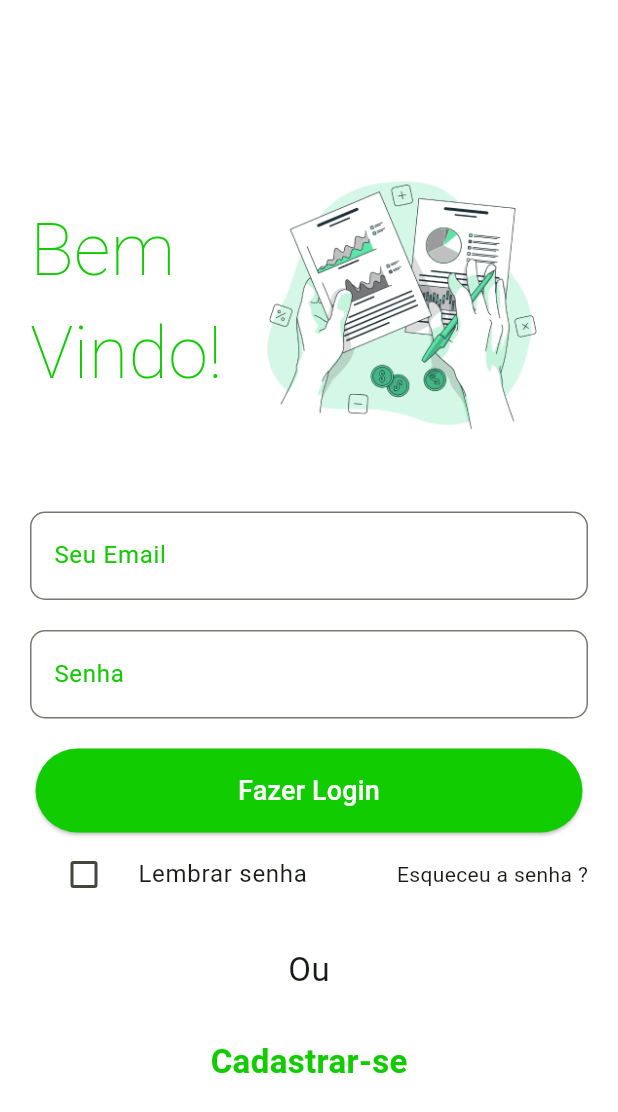
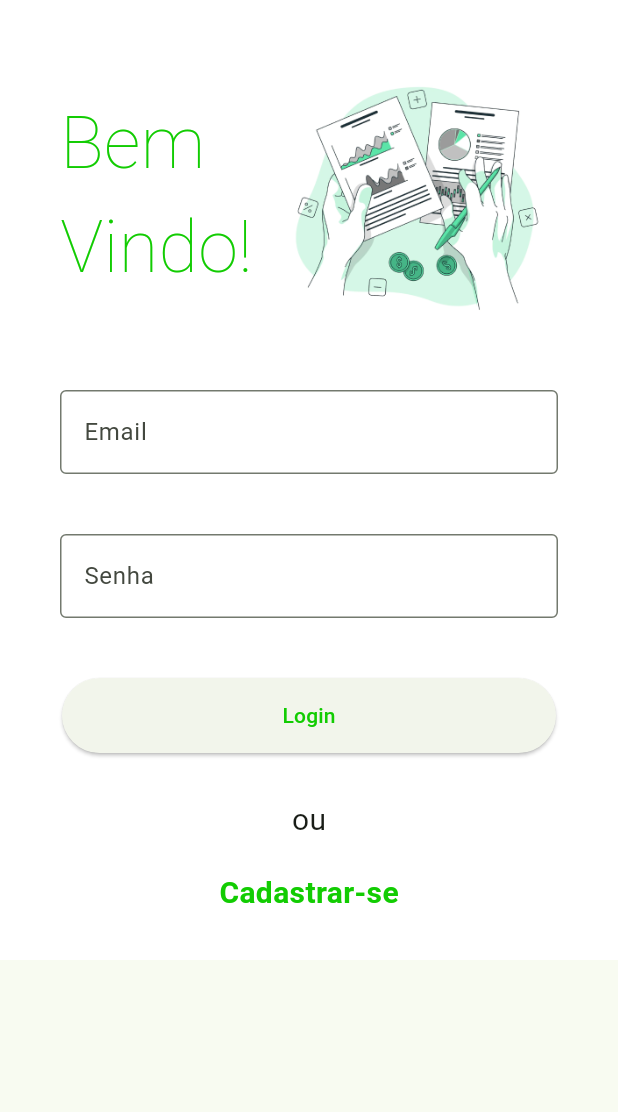
Before and after one commit to asaph32/DesenvolvimentoAppFinancas, a Flutter app: the screen it shows after launch, on a phone screen of 412 x 824 dp. Shown: the top 1112 px of the screen. Run offline on Flutter 3.47's test engine with Material 2 defaults, Android fonts, the phone set to English and light mode, and no system bars.

Commit message:
Alterações no form de login

```diff
--- a/app_financas/lib/pages/loginPage/login.dart
+++ b/app_financas/lib/pages/loginPage/login.dart
@@ -9,25 +9,28 @@ class LoginPage extends StatefulWidget {
 
 class _LoginPageState extends State<LoginPage> {
 
-  bool _marcado = false;
-
   void funcaoTeste() {
-   print('clicou');
+    debugPrint("clicou");
   }
 
   @override
   Widget build(BuildContext context) {
     return Scaffold(
-      body: Container(
+      body: SingleChildScrollView(
+        child: Container(
           color: Theme.of(context).colorScheme.secondary,
           padding: const EdgeInsets.all(20),
+          child: Form(
+            // key: formkey,
             child: Column(
               mainAxisAlignment: MainAxisAlignment.center,
               children: [
-            Row(
-              children:  [
+                Padding(
+                  padding: const EdgeInsets.all(20),
+                  child: Row(
+                    children: [
                       Text(
-                  "Bem \nVindo!",
+                        "Bem\nVindo!",
                         style: TextStyle(
                           color: Theme.of(context).colorScheme.primary,
                           fontWeight: FontWeight.w200,
@@ -38,103 +41,69 @@ class _LoginPageState extends State<LoginPage> {
                       const SizedBox(width: 20),
                       const Image(
                         image: AssetImage('assets/imgs/graficos.png'),
-                  width: 200,
+                        width: 180,
                       )
                     ],
                   ),
-            const SizedBox(height: 40),
-            TextField(
+                ),
+                Padding(
+                  padding: const EdgeInsets.all(20),
+                  child: TextFormField(
+                    // controller: email,
                     keyboardType: TextInputType.emailAddress,
-              decoration: InputDecoration(
-                border: const OutlineInputBorder(
-                  borderRadius: BorderRadius.all(
-                    Radius.circular(10.0),
-                  )
-                ),
-                fillColor: Colors.red,
-                labelText: 'Seu Email',
-                labelStyle: TextStyle(color: Theme.of(context).colorScheme.primary),
-                focusedBorder: OutlineInputBorder(
-                  borderSide: BorderSide(color: Theme.of(context).colorScheme.primary),
+                    decoration: const InputDecoration(
+                      border: OutlineInputBorder(),
+                      labelText: 'Email',
                     ),
                   ),
-              style: TextStyle(
-                color: Theme.of(context).colorScheme.primary,                fontSize: 18,
+                ),
+                Padding(
+                  padding: const EdgeInsets.all(20),
+                  child: TextFormField(
+                    // controller: senha,
+                    obscureText: true,
+                    keyboardType: TextInputType.emailAddress,
+                    decoration: const InputDecoration(
+                      border: OutlineInputBorder(),
+                      labelText: 'Senha',
                     ),
                   ),
-            const SizedBox(height: 20),
-            TextField(
-              keyboardType: TextInputType.emailAddress,
-              decoration: InputDecoration(
-                border: const OutlineInputBorder(
-                  borderRadius: BorderRadius.all(
-                    Radius.circular(10.0),
-                  )
                 ),
-                fillColor: Colors.red,
-                labelText: 'Senha',
-                labelStyle: TextStyle(color: Theme.of(context).colorScheme.primary),
-                focusedBorder: OutlineInputBorder(
-                  borderSide: BorderSide(color: Theme.of(context).colorScheme.primary),
+                Padding(
+                  padding: const EdgeInsets.all(20),
+                  child: ElevatedButton(
+                    style: ElevatedButton.styleFrom(
+                      padding: const EdgeInsets.only(left: 147, right: 147, top: 15, bottom: 15)
+                    ),
+                    onPressed: funcaoTeste,
+                    child: const Text(
+                      "Login"
                     ),
                   ),
+                ),
+                const Padding(
+                  padding: EdgeInsets.all(10),
+                  child: Text(
+                    "ou",
                     style: TextStyle(
-                color: Theme.of(context).colorScheme.primary,
-                fontSize: 18,
+                      fontSize: 20,
                     ),
                   ),
-            const SizedBox(height: 20),
-            ElevatedButton(
-              onPressed: funcaoTeste,
-              style: ElevatedButton.styleFrom(
-                primary: Theme.of(context).colorScheme.primary,
-                padding: const EdgeInsets.only(left: 135, right: 135, top: 15, bottom: 15)
                 ),
+                Padding(
+                  padding: const EdgeInsets.all(10),
                   child: Text(
-                "Fazer Login",
+                    "Cadastrar-se",
                     style: TextStyle(
-                  fontSize: 18,
-                  color: Theme.of(context).colorScheme.secondary,
+                      fontSize: 20,
+                      fontWeight: FontWeight.w600,
+                      color: Theme.of(context).colorScheme.primary,
                     ),
                   )
                 ),
-            Row(
-              children: [
-                Expanded(
-                  child: CheckboxListTile(
-                    title: const Text("Lembrar senha"),
-                    activeColor: Theme.of(context).colorScheme.primary,
-                    value: _marcado,
-                    controlAffinity: ListTileControlAffinity.leading,
-                    onChanged: (bool? valor) {},
+              ],
             )
-                ),
-                const Text("Esqueceu a senha ?"),
-              ],
-            ),
-            const SizedBox(height: 20),
-            const Text(
-              "Ou",
-              style: TextStyle(
-                fontSize: 22,
-              ),
-            ),
-            const SizedBox(height: 30),
-
-            GestureDetector(
-              child: Text(
-                "Cadastrar-se",
-                style: TextStyle(
-                  fontSize: 22,
-                  color: Theme.of(context).colorScheme.primary,
-                  fontWeight: FontWeight.bold,
-                ),
-              ),
-              onTap: () {
-                Navigator.pushNamed(context, '/criarConta');
-              },
-            ),
-          ],
+          )
         ),
       ),
     );
```
Lines whose indentation alone changed are shown as unchanged.
